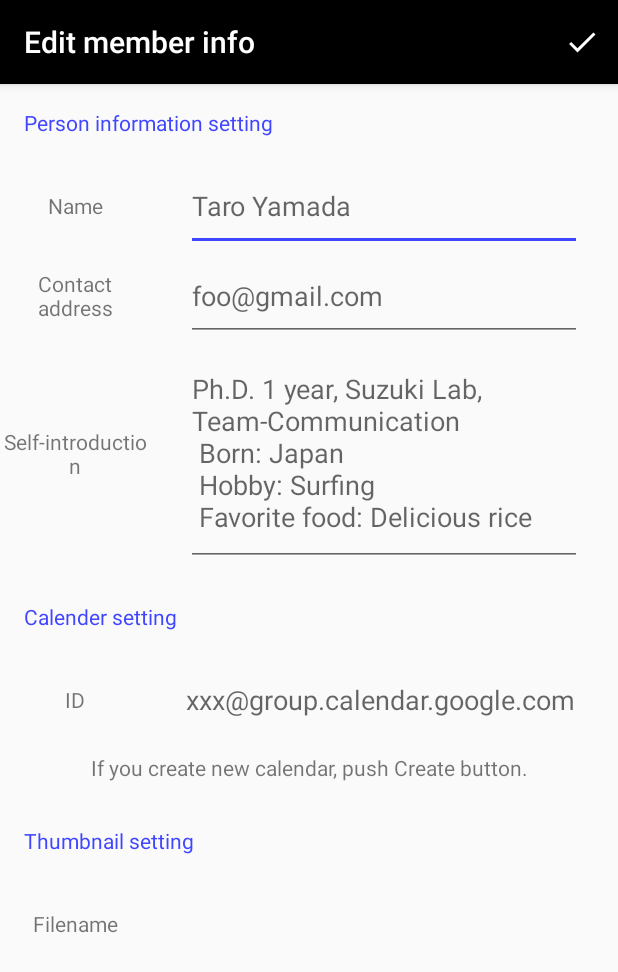
After one commit to shishito-megane/dest-bbs-client-android-app, an Android app: the PersonEditActivity screen opened directly, with no data from a screen before it, on a phone screen of 412 x 824 dp. The commit adds this screen. Shown: the top 972 px of the screen. Run offline under Robolectric (Android 15) with nearby library versions, the phone set to English and light mode, and no system bars.

Commit message:
Add person info change activity <- PersonEditActivity, ImageId cannot change

```diff
--- a/app/src/main/java/io/github/shishito_megane/dest_bbs_client_android_app/Db.java
+++ b/app/src/main/java/io/github/shishito_megane/dest_bbs_client_android_app/Db.java
@@ -599,4 +599,46 @@ public class Db {
         writer.close();
         mDbHelper.close();
     }
+
+    /**
+     * 引数のIdで指定された人の情報を更新します
+     * @param Id 指定された人のId
+     * @param name 名前
+     * @param detail 自己紹介文
+     * @param image 画像ファイル名
+     * @param address 連絡先
+     * @param calender カレンダーID
+     */
+    public void updatePersonInfo(
+            int Id,
+            String name,
+            String detail,
+            String image,
+            String address,
+            String calender
+    ) {
+
+        DbHelper mDbHelper = new DbHelper(this.context);
+        SQLiteDatabase writer = mDbHelper.getWritableDatabase();
+        ContentValues values = new ContentValues();
+
+        values.put(DbContract.MemberTable.COLUMN_NAME, name);
+        values.put(DbContract.MemberTable.COLUMN_DETAIL, detail);
+        values.put(DbContract.MemberTable.COLUMN_IMAGE, image);
+        values.put(DbContract.MemberTable.COLUMN_ADDRESS, address);
+        values.put(DbContract.MemberTable.COLUMN_CALENDAR, calender);
+
+        String selection = DbContract.MemberTable.ID + " = ?";
+        String[] selectionArgs = { String.valueOf(Id) };
+
+        writer.update(
+                DbContract.MemberTable.TABLE_NAME,
+                values,
+                selection,
+                selectionArgs
+        );
+
+        writer.close();
+        mDbHelper.close();
+    }
 }
--- a/app/src/main/java/io/github/shishito_megane/dest_bbs_client_android_app/PersonActivity.java
+++ b/app/src/main/java/io/github/shishito_megane/dest_bbs_client_android_app/PersonActivity.java
@@ -15,6 +15,13 @@ import android.widget.TextView;
 
 public class PersonActivity extends AppCompatActivity {
 
+    public static final String PERSON_ID = "io.github.shishito_megane.dest_bbs_client_android_app.PERSON_ID";
+    public static final String PERSON_NAME = "io.github.shishito_megane.dest_bbs_client_android_app.PERSON_NAME";
+    public static final String PERSON_DETAIL = "io.github.shishito_megane.dest_bbs_client_android_app.PERSON_DETAIL";
+    public static final String PERSON_CALENDER = "io.github.shishito_megane.dest_bbs_client_android_app.PERSON_CALENDER";
+    public static final String PERSON_ADDRESS = "io.github.shishito_megane.dest_bbs_client_android_app.PERSON_ADDRESS";
+    public static final String PERSON_IMAGEID = "io.github.shishito_megane.dest_bbs_client_android_app.PERSON_IMAGEID";
+
     int personId;
     String personName;
     int personImageId;
@@ -31,7 +38,7 @@ public class PersonActivity extends AppCompatActivity {
         super.onCreate(savedInstanceState);
         setContentView(R.layout.activity_person);
 
-        // get PERSON_ID
+        // get person info
         Intent intent = getIntent();
         personId = intent.getIntExtra(
                 HomeActivity.PERSON_ID,
@@ -44,6 +51,9 @@ public class PersonActivity extends AppCompatActivity {
                 HomeActivity.PERSON_IMAGEID,
                 0
         );
+        personCalender = db.getPersonCalender(personId);
+        personAddress = db.getPersonAddress(personId);
+        personStatus = db.getPersonStatus(personId);
         Log.d("PersonActivity", "選択された人: "+ String.valueOf(personId));
 
         // set person image
@@ -59,15 +69,6 @@ public class PersonActivity extends AppCompatActivity {
         // set person name (person id)
         TextView textViewPersonDetail = findViewById(R.id.textViewPersonDetail);
         textViewPersonDetail.setText(personDetail);
-
-        // get PERSON_CALENDER
-        personCalender = db.getPersonCalender(personId);
-
-        // get PERSON_STATUS
-        personStatus = db.getPersonStatus(personId);
-
-        // get PERSON_ADDRESS
-        personAddress = db.getPersonAddress(personId);
 
         // call button function
         Button dialogCall = findViewById(R.id.buttonCall);
@@ -141,6 +142,19 @@ public class PersonActivity extends AppCompatActivity {
     @Override
     public boolean onOptionsItemSelected(MenuItem item)  {
         switch (item.getItemId()) {
+            case R.id.menuPersonEdit:
+                Intent intent_edit = new Intent(
+                        this,
+                        PersonEditActivity.class
+                );
+                intent_edit.putExtra(PERSON_ID, personId);
+                intent_edit.putExtra(PERSON_NAME, personName);
+                intent_edit.putExtra(PERSON_DETAIL, personDetail);
+                intent_edit.putExtra(PERSON_CALENDER, personCalender);
+                intent_edit.putExtra(PERSON_ADDRESS, personAddress);
+//                intent_edit.putExtra(PERSON_IMAGEID, personImageId);
+                startActivity(intent_edit);
+                return true;
             case R.id.menuPersonDelete:
                 DeletePersonFlagment dialog = new DeletePersonFlagment();
                 Bundle args = new Bundle();
--- /dev/null
+++ b/app/src/main/java/io/github/shishito_megane/dest_bbs_client_android_app/PersonEditActivity.java
@@ -0,0 +1,100 @@
+package io.github.shishito_megane.dest_bbs_client_android_app;
+
+import android.content.Intent;
+import android.support.v7.app.AppCompatActivity;
+import android.os.Bundle;
+import android.view.Menu;
+import android.view.MenuItem;
+import android.widget.EditText;
+import android.widget.Spinner;
+import android.widget.TextView;
+import android.widget.Toast;
+
+public class PersonEditActivity extends AppCompatActivity {
+
+    int personId;
+    String personName;
+    String personDetail;
+    String personCalender;
+    String personAddress;
+//    int personImageId;
+
+    private Db db = new Db(this);
+
+    @Override
+    protected void onCreate(Bundle savedInstanceState) {
+        super.onCreate(savedInstanceState);
+        setContentView(R.layout.activity_person_edit);
+
+        // get person info
+        Intent intent = getIntent();
+        personId= intent.getIntExtra(PersonActivity.PERSON_ID, 0);
+        personName = intent.getStringExtra(PersonActivity.PERSON_NAME);
+        personDetail = intent.getStringExtra(PersonActivity.PERSON_DETAIL);
+        personCalender = intent.getStringExtra(PersonActivity.PERSON_CALENDER);
+        personAddress = intent.getStringExtra(PersonActivity.PERSON_ADDRESS);
+//        personImageId = intent.getIntExtra(PersonActivity.PERSON_IMAGEID, 0);
+
+        // set person info
+        EditText editPersonName = (EditText)findViewById(R.id.editTextPersonName);
+        editPersonName.setText(personName);
+        EditText editPersonDetail = (EditText)findViewById(R.id.editTextPersonDetail);
+        editPersonDetail.setText(personDetail);
+        TextView textViewPersonCalender = (TextView)findViewById(R.id.textViewTextCalenderId);
+        textViewPersonCalender.setText(personCalender);
+        EditText editPersonAddress = (EditText)findViewById(R.id.editTextPersonAddress);
+        editPersonAddress.setText(personAddress);
+//        TextView textViewSelectThumbnail = (TextView)findViewById(R.id.textViewSelectThumbnail);
+//        textViewSelectThumbnail.setText(personImageId);
+
+
+
+    }
+    @Override
+    public boolean onCreateOptionsMenu(Menu menu) {
+        getMenuInflater().inflate(R.menu.personaddactivity_action_bar, menu);
+        return true;
+    }
+    @Override
+    public boolean onOptionsItemSelected(MenuItem item) {
+
+        // get person info
+        EditText editPersonName = (EditText)findViewById(R.id.editTextPersonName);
+        String personName = editPersonName.getText().toString();
+        EditText editPersonAddress = (EditText)findViewById(R.id.editTextPersonAddress);
+        String personAddress = editPersonAddress.getText().toString();
+        EditText editTextPersonDetail = (EditText)findViewById(R.id.editTextPersonDetail);
+        String personDetail = editTextPersonDetail.getText().toString();
+        TextView textViewCalenderId = (TextView)findViewById(R.id.textViewTextCalenderId);
+        String personCalenderId = textViewCalenderId.getText().toString();
+//        TextView textViewSelectThumbnail = (TextView)findViewById(R.id.textViewSelectThumbnail);
+//        String personImageId = textViewSelectThumbnail.getText().toString();
+
+        db.updatePersonInfo(
+                personId,
+                personName,
+                personDetail,
+                "dog_1",
+                personAddress,
+                personCalenderId
+        );
+
+        // display toast
+        Toast toast = Toast.makeText(
+                this,
+                R.string.finish_person_add_register,
+                Toast.LENGTH_SHORT
+        );
+        toast.show();
+
+        // Return HomeActivity and finish this activity
+        Intent intent = new Intent(
+                this,
+                HomeActivity.class
+        );
+        intent.setFlags(Intent.FLAG_ACTIVITY_CLEAR_TOP | Intent.FLAG_ACTIVITY_NEW_TASK);
+        startActivity(intent);
+
+        return true;
+    }
+}
--- /dev/null
+++ b/app/src/main/res/layout/activity_person_edit.xml
@@ -0,0 +1,250 @@
+<?xml version="1.0" encoding="utf-8"?>
+<android.support.constraint.ConstraintLayout xmlns:android="http://schemas.android.com/apk/res/android"
+    xmlns:app="http://schemas.android.com/apk/res-auto"
+    xmlns:tools="http://schemas.android.com/tools"
+    android:layout_width="match_parent"
+    android:layout_height="match_parent"
+    tools:context=".PersonEditActivity">
+
+    <ScrollView
+        android:id="@+id/scrollView"
+        android:layout_width="match_parent"
+        android:layout_height="match_parent"
+        app:layout_constraintBottom_toBottomOf="parent"
+        app:layout_constraintEnd_toEndOf="parent"
+        app:layout_constraintStart_toStartOf="parent"
+        app:layout_constraintTop_toTopOf="parent">
+
+        <LinearLayout
+            android:layout_width="match_parent"
+            android:layout_height="wrap_content"
+            android:orientation="vertical">
+
+            <TextView
+                android:id="@+id/textViewPersonSettingTitle"
+                android:layout_width="match_parent"
+                android:layout_height="wrap_content"
+                android:layout_marginStart="16dp"
+                android:layout_marginTop="16dp"
+                android:text="@string/person_setting_title"
+                android:textColor="@color/colorAccent"
+                app:layout_constraintStart_toStartOf="parent"
+                app:layout_constraintTop_toBottomOf="@+id/scrollView" />
+
+            <LinearLayout
+                android:layout_width="match_parent"
+                android:layout_height="60dp"
+                android:layout_marginTop="16dp"
+                android:orientation="horizontal">
+
+                <TextView
+                    android:id="@+id/textViewEnterNameDescription"
+                    android:layout_width="100dp"
+                    android:layout_height="match_parent"
+                    android:gravity="center_vertical"
+                    android:contentDescription="@string/enter_person_name_description"
+                    android:text="@string/enter_person_name_description"
+                    android:textAlignment="center"
+                    app:layout_constraintStart_toStartOf="parent"
+                    app:layout_constraintTop_toBottomOf="@+id/scrollView"
+                    tools:text="@string/enter_person_name_description" />
+
+                <EditText
+                    android:id="@+id/editTextPersonName"
+                    android:layout_width="match_parent"
+                    android:layout_height="match_parent"
+                    android:layout_marginEnd="24dp"
+                    android:layout_marginStart="24dp"
+                    android:ems="10"
+                    android:hint="@string/default_person_name"
+                    android:inputType="textPersonName"
+                    android:maxLines="1"
+                    android:selectAllOnFocus="true"
+                    android:singleLine="true"
+                    android:text="@string/default_person_name"
+                    tools:text="@string/default_person_name" />
+
+            </LinearLayout>
+
+            <LinearLayout
+                android:layout_width="match_parent"
+                android:layout_height="60dp"
+                android:layout_marginTop="0dp"
+                android:orientation="horizontal">
+
+                <TextView
+                    android:id="@+id/textViewEnterAddressDescription"
+                    android:layout_width="100dp"
+                    android:layout_height="match_parent"
+                    android:gravity="center_vertical"
+                    android:contentDescription="@string/enter_person_address_description"
+                    android:text="@string/enter_person_address_description"
+                    android:textAlignment="center"
+                    app:layout_constraintStart_toStartOf="parent"
+                    app:layout_constraintTop_toBottomOf="@+id/scrollView"
+                    tools:text="@string/enter_person_address_description" />
+
+                <EditText
+                    android:id="@+id/editTextPersonAddress"
+                    android:layout_width="match_parent"
+                    android:layout_height="match_parent"
+                    android:layout_marginEnd="24dp"
+                    android:layout_marginStart="24dp"
+                    android:ems="10"
+                    android:hint="@string/pref_default_address"
+                    android:inputType="textEmailAddress"
+                    android:maxLines="1"
+                    android:selectAllOnFocus="true"
+                    android:singleLine="true"
+                    android:text="@string/pref_default_address"
+                    tools:text="@string/pref_default_address" />
+
+            </LinearLayout>
+
+            <LinearLayout
+                android:layout_width="match_parent"
+                android:layout_height="150dp"
+                android:layout_marginTop="0dp"
+                android:orientation="horizontal">
+
+                <TextView
+                    android:id="@+id/textViewEnterDetailDescription"
+                    android:layout_width="100dp"
+                    android:layout_height="match_parent"
+                    android:gravity="center_vertical"
+                    android:contentDescription="@string/enter_person_detail_description"
+                    android:text="@string/enter_person_detail_description"
+                    android:textAlignment="center"
+                    app:layout_constraintStart_toStartOf="parent"
+                    app:layout_constraintTop_toBottomOf="@+id/scrollView"
+                    tools:text="@string/enter_person_detail_description" />
+
+                <EditText
+                    android:id="@+id/editTextPersonDetail"
+                    android:layout_width="match_parent"
+                    android:layout_height="match_parent"
+                    android:layout_marginEnd="24dp"
+                    android:layout_marginStart="24dp"
+                    android:ems="10"
+                    android:hint="@string/default_person_detail"
+                    android:inputType="textMultiLine"
+                    android:maxLines="4"
+                    android:selectAllOnFocus="true"
+                    android:text="@string/default_person_detail"
+                    android:textAlignment="textStart"
+                    tools:text="@string/default_person_detail" />
+
+            </LinearLayout>
+
+            <TextView
+                android:id="@+id/textViewCalenderSettingTitle"
+                android:layout_width="match_parent"
+                android:layout_height="wrap_content"
+                android:layout_marginStart="16dp"
+                android:layout_marginTop="24dp"
+                android:text="@string/calender_setting_title"
+                android:textColor="@color/colorAccent"
+                app:layout_constraintStart_toStartOf="parent"
+                app:layout_constraintTop_toBottomOf="@+id/scrollView" />
+
+            <LinearLayout
+                android:layout_width="match_parent"
+                android:layout_height="60dp"
+                android:layout_marginTop="16dp"
+                android:orientation="horizontal">
+
+                <TextView
+                    android:id="@+id/textViewEnterCalenderIdDescription"
+                    android:layout_width="100dp"
+                    android:layout_height="match_parent"
+                    android:gravity="center_vertical"
+                    android:contentDescription="@string/enter_calender_id_description"
+                    android:text="@string/enter_calender_id_description"
+                    android:textAlignment="center"
+                    app:layout_constraintStart_toStartOf="parent"
+                    app:layout_constraintTop_toBottomOf="@+id/scrollView"
+                    tools:text="@string/enter_calender_id_description" />
+
+                <TextView
+                    android:id="@+id/textViewTextCalenderId"
+                    android:layout_width="match_parent"
+                    android:layout_height="match_parent"
+                    android:layout_marginEnd="24dp"
+                    android:layout_marginStart="24dp"
+                    android:gravity="center_vertical"
+                    android:hint="@string/default_person_calendar"
+                    android:singleLine="true"
+                    android:text="@string/default_person_calendar"
+                    android:textSize="18sp"
+                    tools:text="@string/default_person_calendar" />
+
+            </LinearLayout>
+
+            <TextView
+                android:id="@+id/textViewCalenderIdResult"
+                android:layout_width="match_parent"
+                android:layout_height="30dp"
+                android:contentDescription="@string/create_new_calender_msg"
+                android:gravity="center_vertical"
+                android:text="@string/create_new_calender_msg"
+                android:textAlignment="center"
+                app:layout_constraintStart_toStartOf="parent"
+                app:layout_constraintTop_toBottomOf="@+id/scrollView"
+                tools:text="@string/edit_calender_msg" />
+
+            <TextView
+                android:id="@+id/textViewThumbnailSettingTitle"
+                android:layout_width="match_parent"
+                android:layout_height="wrap_content"
+                android:layout_marginStart="16dp"
+                android:layout_marginTop="24dp"
+                android:text="@string/thumbnail_setting_title"
+                android:textColor="@color/colorAccent"
+                app:layout_constraintStart_toStartOf="parent"
+                app:layout_constraintTop_toBottomOf="@+id/scrollView" />
+
+            <LinearLayout
+                android:layout_width="match_parent"
+                android:layout_height="60dp"
+                android:layout_marginTop="16dp"
+                android:orientation="horizontal">
+
+                <TextView
+                    android:id="@+id/textViewEnterThumbnailDescription"
+                    android:layout_width="100dp"
+                    android:layout_height="match_parent"
+                    android:gravity="center_vertical"
+                    android:contentDescription="@string/enter_thumbnail_description"
+                    android:text="@string/enter_thumbnail_description"
+                    android:textAlignment="center"
+                    app:layout_constraintStart_toStartOf="parent"
+                    app:layout_constraintTop_toBottomOf="@+id/scrollView"
+                    tools:text="@string/enter_thumbnail_description" />
+
+                <!--<EditText-->
+                <!--android:id="@+id/editTextThumbnail"-->
+                <!--android:layout_width="match_parent"-->
+                <!--android:layout_height="match_parent"-->
+                <!--android:layout_marginEnd="24dp"-->
+                <!--android:layout_marginStart="24dp"-->
+                <!--android:ems="10"-->
+                <!--android:hint="@string/default_person_image_id"-->
+                <!--android:inputType="text"-->
+                <!--android:text="@string/default_person_image_id"-->
+                <!--tools:text="@string/default_person_image_id" />-->
+
+                <!--<Spinner-->
+                    <!--android:id="@+id/selectThumbnail"-->
+                    <!--android:layout_width="match_parent"-->
+                    <!--android:layout_height="match_parent"-->
+                    <!--android:layout_marginStart="16dp"-->
+                    <!--android:entries="@array/image_ld_array"-->
+                    <!--android:spinnerMode="dialog"/>-->
+
+            </LinearLayout>
+
+        </LinearLayout>
+
+    </ScrollView>
+
+</android.support.constraint.ConstraintLayout>
--- a/app/src/main/res/menu/personactivity_action_bar.xml
+++ b/app/src/main/res/menu/personactivity_action_bar.xml
@@ -1,5 +1,8 @@
 <?xml version="1.0" encoding="utf-8"?>
 <menu xmlns:android="http://schemas.android.com/apk/res/android">
+    <item
+        android:id="@+id/menuPersonEdit"
+        android:title="@string/action_bar_person_edit" />
     <item
         android:id="@+id/menuPersonDelete"
         android:title="@string/action_bar_person_delete" />
--- /dev/null
+++ b/app/src/main/res/menu/personeditactivity_action_bar.xml
@@ -0,0 +1,13 @@
+<?xml version="1.0" encoding="utf-8"?>
+<menu
+    xmlns:android="http://schemas.android.com/apk/res/android"
+    xmlns:app="http://schemas.android.com/apk/res-auto"
+    >
+    <item
+        android:id="@+id/complete_input"
+        android:icon="@drawable/ic_done_white_24dp"
+        app:showAsAction="ifRoom"
+        android:title="@string/complete_input">
+    </item>
+
+</menu>
--- a/app/src/main/res/values/strings.xml
+++ b/app/src/main/res/values/strings.xml
@@ -24,6 +24,7 @@
     <string name="call_person">Call</string>
     <string name="open_person_menu">It is me</string>
     <!-- cf. "action_bar_help"-->
+    <string name="action_bar_person_edit">Edit this person</string>
     <string name="action_bar_person_delete">Delete this person</string>
 
     <!-- CallDialogFlagment-->
@@ -75,8 +76,9 @@
     <string name="pref_title_address">Default contact address</string>
     <string name="pref_default_address">foo\@gmail.com</string>
 
-    <!-- PersonAddActivity -->
+    <!-- PersonAddActivity & PersonEditActivity -->
     <string name="person_add_activity_title">Add member</string>
+    <string name="person_edit_activity_title">Edit member info</string>
     <string name="person_setting_title">Person information setting</string>
     <string name="enter_person_name_description">Name</string>
     <string name="default_person_name">Taro Yamada</string>
@@ -91,6 +93,7 @@
     <string name="default_person_calendar">xxx@group.calendar.google.com</string>
     <string name="create_new_calender_button">Create</string>
     <string name="create_new_calender_msg">If you create new calendar, push Create button.</string>
+    <string name="edit_calender_msg">Can not change.</string>
     <string name="no_internet_connection_msg">No network connection available.</string>
     <string name="install_google_play_service_msg">This app requires Google Play Services.
         Please install google Play Services on your device and relaunch this app.</string>
```
Also changed, not shown: app/src/main/AndroidManifest.xml (+22 -7 lines), 1 other file.
